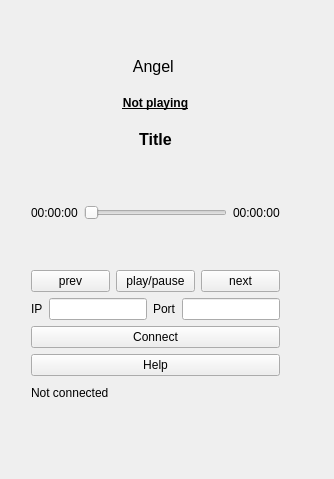
Qt form demo/angel/angelclient/angelclient.ui (sriks/decii) before a commit.
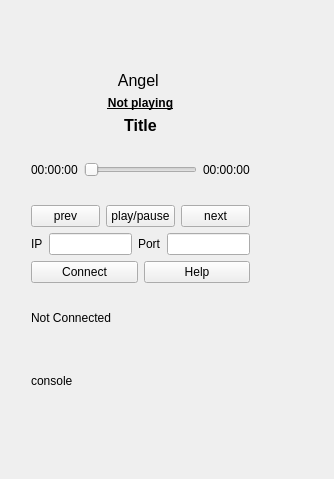
The same form after that commit. Custom widgets are drawn as their Qt base class.

Commit message: updated ui, resized buttons.

```diff
--- a/demo/angel/angelclient/angelclient.ui
+++ b/demo/angel/angelclient/angelclient.ui
@@ -29,9 +29,9 @@
    <property name="geometry">
     <rect>
      <x>20</x>
-     <y>40</y>
-     <width>271</width>
-     <height>401</height>
+     <y>60</y>
+     <width>241</width>
+     <height>361</height>
     </rect>
    </property>
    <layout class="QVBoxLayout" name="masterLayout">
@@ -169,7 +169,7 @@
      </layout>
     </item>
     <item>
-     <layout class="QVBoxLayout" name="buttonLayout">
+     <layout class="QHBoxLayout" name="horizontalLayout">
       <item>
        <widget class="QPushButton" name="bindButton">
         <property name="text">
@@ -184,21 +184,21 @@
         </property>
        </widget>
       </item>
+     </layout>
+    </item>
       <item>
        <widget class="QLabel" name="connectionStatus">
         <property name="text">
-         <string>Not connected</string>
+       <string>Not Connected</string>
         </property>
        </widget>
       </item>
       <item>
        <widget class="QLabel" name="console">
         <property name="text">
-         <string/>
-        </property>
-       </widget>
-      </item>
-     </layout>
+       <string>console</string>
+      </property>
+     </widget>
     </item>
    </layout>
   </widget>
```
Left out of the diff: 2 changed lines with no effect on the pictures. Lines whose indentation alone changed are shown as unchanged. The commit also changes 1 other file.
